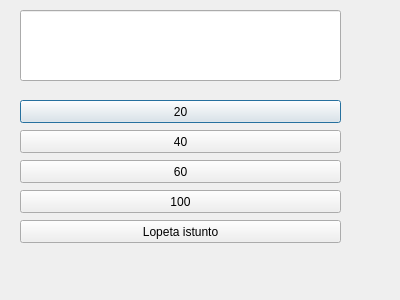
Qt form bankautomat/withdraw.ui (T1juko00/Pankkiautomaatti-kouluprojekti) before a commit.
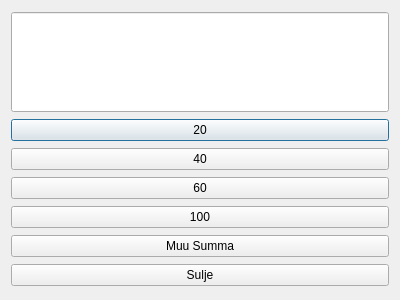
The same form after that commit.

The edit to the form file:
```diff
--- a/bankautomat/withdraw.ui
+++ b/bankautomat/withdraw.ui
@@ -13,81 +13,60 @@
   <property name="windowTitle">
    <string>Dialog</string>
   </property>
+  <layout class="QVBoxLayout" name="verticalLayout">
+   <item>
+    <widget class="QLineEdit" name="lineEdit">
+     <property name="maximumSize">
+      <size>
+       <width>400</width>
+       <height>100</height>
+      </size>
+     </property>
+    </widget>
+   </item>
+   <item>
   <widget class="QPushButton" name="pushButton_20">
-   <property name="geometry">
-    <rect>
-     <x>20</x>
-     <y>100</y>
-     <width>321</width>
-     <height>23</height>
-    </rect>
-   </property>
    <property name="text">
     <string>20</string>
    </property>
   </widget>
+   </item>
+   <item>
   <widget class="QPushButton" name="pushButton_40">
-   <property name="geometry">
-    <rect>
-     <x>20</x>
-     <y>130</y>
-     <width>321</width>
-     <height>23</height>
-    </rect>
-   </property>
    <property name="text">
     <string>40</string>
    </property>
   </widget>
+   </item>
+   <item>
   <widget class="QPushButton" name="pushButton_60">
-   <property name="geometry">
-    <rect>
-     <x>20</x>
-     <y>160</y>
-     <width>321</width>
-     <height>23</height>
-    </rect>
-   </property>
    <property name="text">
     <string>60</string>
    </property>
   </widget>
+   </item>
+   <item>
   <widget class="QPushButton" name="pushButton_100">
-   <property name="geometry">
-    <rect>
-     <x>20</x>
-     <y>190</y>
-     <width>321</width>
-     <height>23</height>
-    </rect>
-   </property>
    <property name="text">
     <string>100</string>
    </property>
   </widget>
+   </item>
+   <item>
+    <widget class="QPushButton" name="muuSumma_button">
+     <property name="text">
+      <string>Muu Summa</string>
+     </property>
+    </widget>
+   </item>
+   <item>
   <widget class="QPushButton" name="lopetaIstunto">
-   <property name="geometry">
-    <rect>
-     <x>20</x>
-     <y>220</y>
-     <width>321</width>
-     <height>23</height>
-    </rect>
-   </property>
    <property name="text">
-    <string>Lopeta istunto</string>
-   </property>
-  </widget>
-  <widget class="QLineEdit" name="lineEdit">
-   <property name="geometry">
-    <rect>
-     <x>20</x>
-     <y>10</y>
-     <width>321</width>
-     <height>71</height>
-    </rect>
-   </property>
-  </widget>
+      <string>Sulje</string>
+     </property>
+    </widget>
+   </item>
+  </layout>
  </widget>
  <resources/>
  <connections/>
```
Lines whose indentation alone changed are shown as unchanged.
